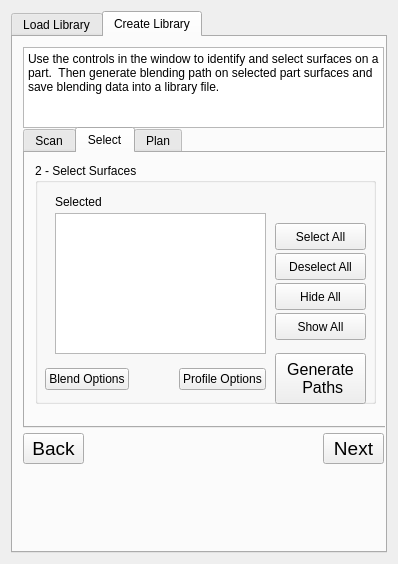
Before: the Qt Designer form godel_plugins/src/widgets/robot_blending_plugin.ui in ros-industrial-attic/godel, drawn with Qt 5.
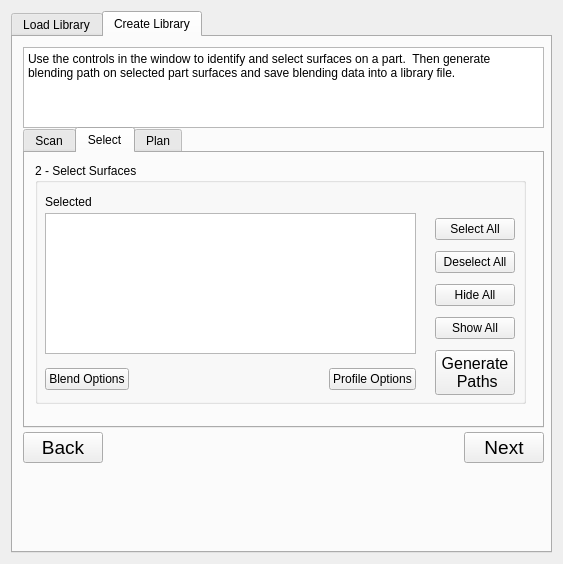
After: the same form once the commit is applied. The open tabs and pages were chosen to show the change.

Commit message: Added service requests to UI elements to selectively display edges

What changed in the file:
```diff
--- a/godel_plugins/src/widgets/robot_blending_plugin.ui
+++ b/godel_plugins/src/widgets/robot_blending_plugin.ui
@@ -9,7 +9,7 @@
    <rect>
     <x>0</x>
     <y>0</y>
-    <width>398</width>
+    <width>563</width>
     <height>564</height>
    </rect>
   </property>
@@ -55,7 +55,7 @@
         <rect>
          <x>10</x>
          <y>10</y>
-         <width>361</width>
+         <width>521</width>
          <height>81</height>
         </rect>
        </property>
@@ -66,48 +66,12 @@
         <string>Use the controls in the window to identify and select surfaces on a part.  Then generate blending path on selected part surfaces and save blending data into a library file.</string>
        </property>
       </widget>
-      <widget class="QPushButton" name="PushButtonBack">
-       <property name="geometry">
-        <rect>
-         <x>10</x>
-         <y>396</y>
-         <width>61</width>
-         <height>31</height>
-        </rect>
-       </property>
-       <property name="font">
-        <font>
-         <pointsize>14</pointsize>
-        </font>
-       </property>
-       <property name="text">
-        <string>Back</string>
-       </property>
-      </widget>
-      <widget class="QPushButton" name="PushButtonNext">
-       <property name="geometry">
-        <rect>
-         <x>310</x>
-         <y>396</y>
-         <width>61</width>
-         <height>31</height>
-        </rect>
-       </property>
-       <property name="font">
-        <font>
-         <pointsize>14</pointsize>
-        </font>
-       </property>
-       <property name="text">
-        <string>Next</string>
-       </property>
-      </widget>
       <widget class="QTabWidget" name="TabWidgetCreateLib">
        <property name="geometry">
         <rect>
          <x>10</x>
          <y>90</y>
-         <width>371</width>
+         <width>521</width>
          <height>301</height>
         </rect>
        </property>
@@ -324,7 +288,7 @@
           <rect>
            <x>10</x>
            <y>10</y>
-           <width>341</width>
+           <width>491</width>
            <height>241</height>
           </rect>
          </property>
@@ -334,7 +298,7 @@
          <widget class="QLabel" name="label_6">
           <property name="geometry">
            <rect>
-            <x>20</x>
+            <x>10</x>
             <y>30</y>
             <width>71</width>
             <height>17</height>
@@ -344,85 +308,20 @@
            <string>Selected</string>
           </property>
          </widget>
-         <widget class="QPushButton" name="PushButtonDeselectAllSurfaces">
-          <property name="geometry">
-           <rect>
-            <x>240</x>
-            <y>90</y>
-            <width>91</width>
-            <height>27</height>
-           </rect>
-          </property>
-          <property name="text">
-           <string>Deselect All</string>
-          </property>
-         </widget>
-         <widget class="QPushButton" name="PushButtonSelectAllSurfaces">
-          <property name="geometry">
-           <rect>
-            <x>240</x>
-            <y>60</y>
-            <width>91</width>
-            <height>27</height>
-           </rect>
-          </property>
-          <property name="text">
-           <string>Select All</string>
-          </property>
-         </widget>
          <widget class="QListWidget" name="ListWidgetSelectedSurfs">
           <property name="geometry">
            <rect>
-            <x>20</x>
+            <x>10</x>
             <y>50</y>
-            <width>211</width>
+            <width>371</width>
             <height>141</height>
            </rect>
           </property>
-         </widget>
-         <widget class="QPushButton" name="PushButtonHideAllSurfaces">
-          <property name="geometry">
-           <rect>
-            <x>240</x>
-            <y>120</y>
-            <width>91</width>
-            <height>27</height>
-           </rect>
-          </property>
-          <property name="text">
-           <string>Hide All</string>
-          </property>
-         </widget>
-         <widget class="QPushButton" name="PushButtonShowAllSurfaces">
-          <property name="geometry">
-           <rect>
-            <x>240</x>
-            <y>150</y>
-            <width>91</width>
-            <height>27</height>
-           </rect>
-          </property>
-          <property name="text">
-           <string>Show All</string>
-          </property>
-         </widget>
-         <widget class="QPushButton" name="PushButtonGeneratePaths">
-          <property name="geometry">
-           <rect>
-            <x>240</x>
-            <y>190</y>
-            <width>91</width>
-            <height>51</height>
-           </rect>
-          </property>
-          <property name="font">
-           <font>
-            <pointsize>12</pointsize>
-           </font>
-          </property>
-          <property name="text">
-           <string>Generate
- Paths</string>
+          <property name="sizePolicy">
+           <sizepolicy hsizetype="Preferred" vsizetype="Preferred">
+            <horstretch>0</horstretch>
+            <verstretch>0</verstretch>
+           </sizepolicy>
           </property>
          </widget>
          <widget class="QWidget" name="layoutWidget">
@@ -430,7 +329,7 @@
            <rect>
             <x>10</x>
             <y>196</y>
-            <width>221</width>
+            <width>371</width>
             <height>41</height>
            </rect>
           </property>
@@ -464,6 +363,90 @@
            </item>
           </layout>
          </widget>
+         <widget class="QWidget" name="layoutWidget">
+          <property name="geometry">
+           <rect>
+            <x>400</x>
+            <y>50</y>
+            <width>85</width>
+            <height>191</height>
+           </rect>
+          </property>
+          <layout class="QVBoxLayout" name="verticalLayout_2">
+           <item>
+            <widget class="QPushButton" name="PushButtonSelectAllSurfaces">
+             <property name="sizePolicy">
+              <sizepolicy hsizetype="Fixed" vsizetype="Fixed">
+               <horstretch>0</horstretch>
+               <verstretch>0</verstretch>
+              </sizepolicy>
+             </property>
+             <property name="text">
+              <string>Select All</string>
+             </property>
+            </widget>
+           </item>
+           <item>
+            <widget class="QPushButton" name="PushButtonDeselectAllSurfaces">
+             <property name="sizePolicy">
+              <sizepolicy hsizetype="Fixed" vsizetype="Fixed">
+               <horstretch>0</horstretch>
+               <verstretch>0</verstretch>
+              </sizepolicy>
+             </property>
+             <property name="text">
+              <string>Deselect All</string>
+             </property>
+            </widget>
+           </item>
+           <item>
+            <widget class="QPushButton" name="PushButtonHideAllSurfaces">
+             <property name="sizePolicy">
+              <sizepolicy hsizetype="Fixed" vsizetype="Fixed">
+               <horstretch>0</horstretch>
+               <verstretch>0</verstretch>
+              </sizepolicy>
+             </property>
+             <property name="text">
+              <string>Hide All</string>
+             </property>
+            </widget>
+           </item>
+           <item>
+            <widget class="QPushButton" name="PushButtonShowAllSurfaces">
+             <property name="sizePolicy">
+              <sizepolicy hsizetype="Fixed" vsizetype="Fixed">
+               <horstretch>0</horstretch>
+               <verstretch>0</verstretch>
+              </sizepolicy>
+             </property>
+             <property name="text">
+              <string>Show All</string>
+             </property>
+            </widget>
+           </item>
+           <item>
+            <widget class="QPushButton" name="PushButtonGeneratePaths">
+             <property name="sizePolicy">
+              <sizepolicy hsizetype="Fixed" vsizetype="Fixed">
+               <horstretch>0</horstretch>
+               <verstretch>0</verstretch>
+              </sizepolicy>
+             </property>
+             <property name="font">
+              <font>
+               <pointsize>12</pointsize>
+              </font>
+             </property>
+             <property name="text">
+              <string>Generate
+ Paths</string>
+             </property>
+            </widget>
+           </item>
+          </layout>
+         </widget>
+         <zorder>layoutWidget</zorder>
          <zorder>layoutWidget</zorder>
          <zorder>label_6</zorder>
          <zorder>PushButtonDeselectAllSurfaces</zorder>
@@ -549,6 +532,67 @@
         </widget>
        </widget>
       </widget>
+      <widget class="QWidget" name="layoutWidget">
+       <property name="geometry">
+        <rect>
+         <x>10</x>
+         <y>395</y>
+         <width>521</width>
+         <height>32</height>
+        </rect>
+       </property>
+       <layout class="QHBoxLayout" name="horizontalLayout_3">
+        <item>
+         <widget class="QPushButton" name="PushButtonBack">
+          <property name="sizePolicy">
+           <sizepolicy hsizetype="Fixed" vsizetype="Fixed">
+            <horstretch>0</horstretch>
+            <verstretch>0</verstretch>
+           </sizepolicy>
+          </property>
+          <property name="font">
+           <font>
+            <pointsize>14</pointsize>
+           </font>
+          </property>
+          <property name="text">
+           <string>Back</string>
+          </property>
+         </widget>
+        </item>
+        <item>
+         <spacer name="horizontalSpacer_2">
+          <property name="orientation">
+           <enum>Qt::Horizontal</enum>
+          </property>
+          <property name="sizeHint" stdset="0">
+           <size>
+            <width>40</width>
+            <height>20</height>
+           </size>
+          </property>
+         </spacer>
+        </item>
+        <item>
+         <widget class="QPushButton" name="PushButtonNext">
+          <property name="sizePolicy">
+           <sizepolicy hsizetype="Fixed" vsizetype="Fixed">
+            <horstretch>0</horstretch>
+            <verstretch>0</verstretch>
+           </sizepolicy>
+          </property>
+          <property name="font">
+           <font>
+            <pointsize>14</pointsize>
+           </font>
+          </property>
+          <property name="text">
+           <string>Next</string>
+          </property>
+         </widget>
+        </item>
+       </layout>
+      </widget>
      </widget>
     </widget>
    </item>
```
Left out of the diff: 36 changed lines with no effect on the pictures. The commit also changes 2 other files.
